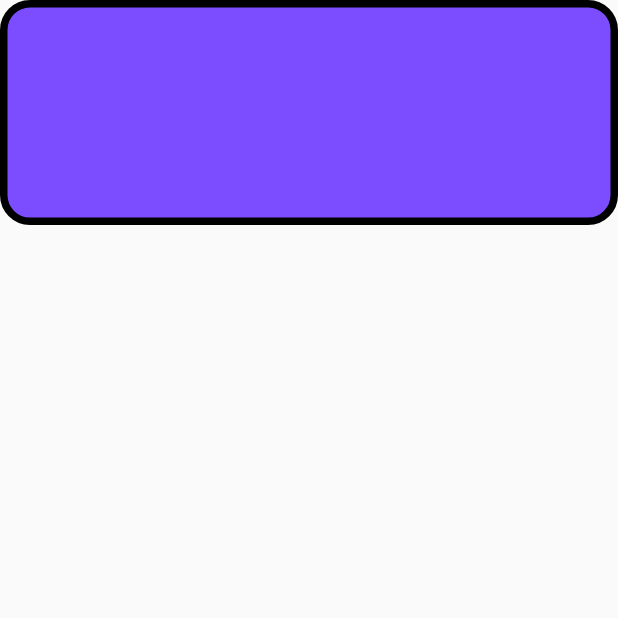
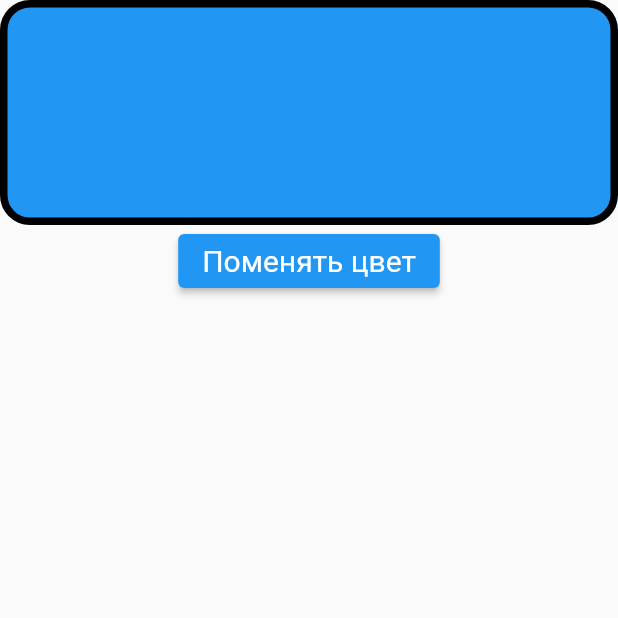
Before and after one commit to Valrek12/flutterLessonsBasic, a Flutter app: the screen it shows after launch, on a phone screen of 412 x 824 dp, the top half of it. Run offline on Flutter 3.47's test engine with Material 2 defaults, Android fonts, the phone set to English and light mode, and no system bars.

Commit message:
добавил логику изменения цвета контейнера

```diff
--- a/flutter_application_basic/lib/pages/home_page.dart
+++ b/flutter_application_basic/lib/pages/home_page.dart
@@ -8,6 +8,16 @@ class HomePage extends StatefulWidget {
 }
 
 class _HomePageState extends State<HomePage> {
+  final ButtonStyle style =
+      ElevatedButton.styleFrom(textStyle: const TextStyle(fontSize: 20));
+  Color color = Colors.blue;
+  int counter = 1;
+
+  @override
+  void initState() {
+    super.initState();
+  }
+
   @override
   Widget build(BuildContext context) {
     return Scaffold(
@@ -17,10 +27,25 @@ class _HomePageState extends State<HomePage> {
             width: 150,
             height: 150,
             decoration: BoxDecoration(
-                color: Colors.deepPurpleAccent,
+                color: color,
                 border: Border.all(color: Colors.black, width: 5.0),
                 borderRadius: BorderRadius.all(Radius.circular(20.0))),
-          )
+          ),
+          Center(
+            child: ElevatedButton(
+                style: style,
+                onPressed: () {
+                  setState(() {
+                    counter++;
+                    if (counter % 2 == 0) {
+                      color = Colors.amberAccent;
+                    } else {
+                      color = Colors.blue;
+                    }
+                  });
+                },
+                child: const Text('Поменять цвет')),
+          ),
         ],
       ),
     );
```
